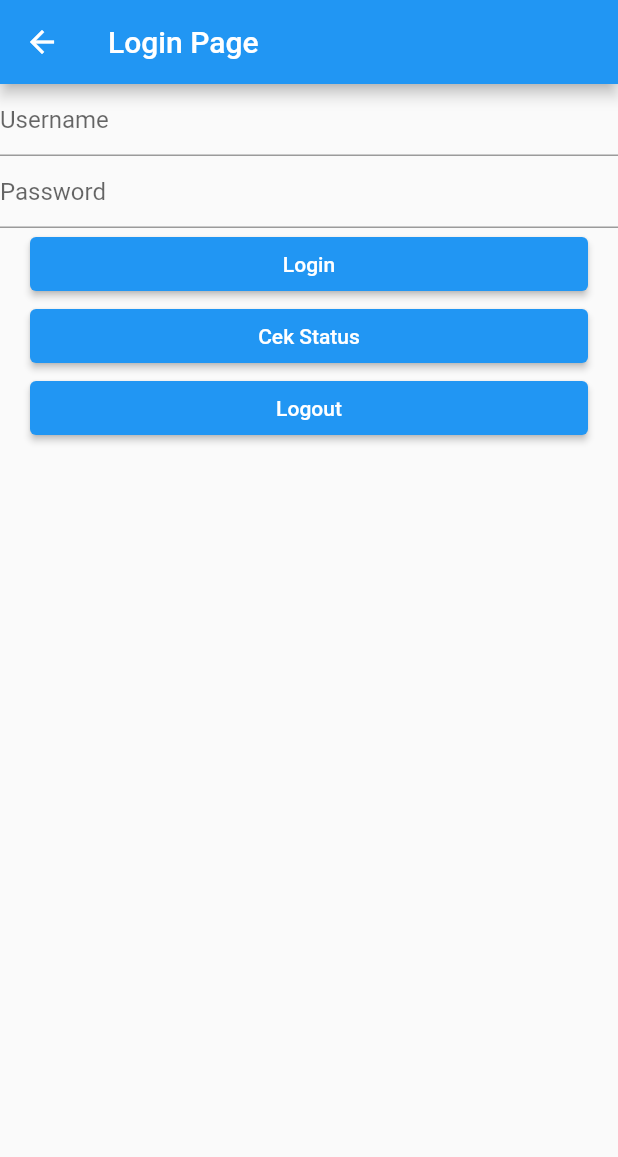
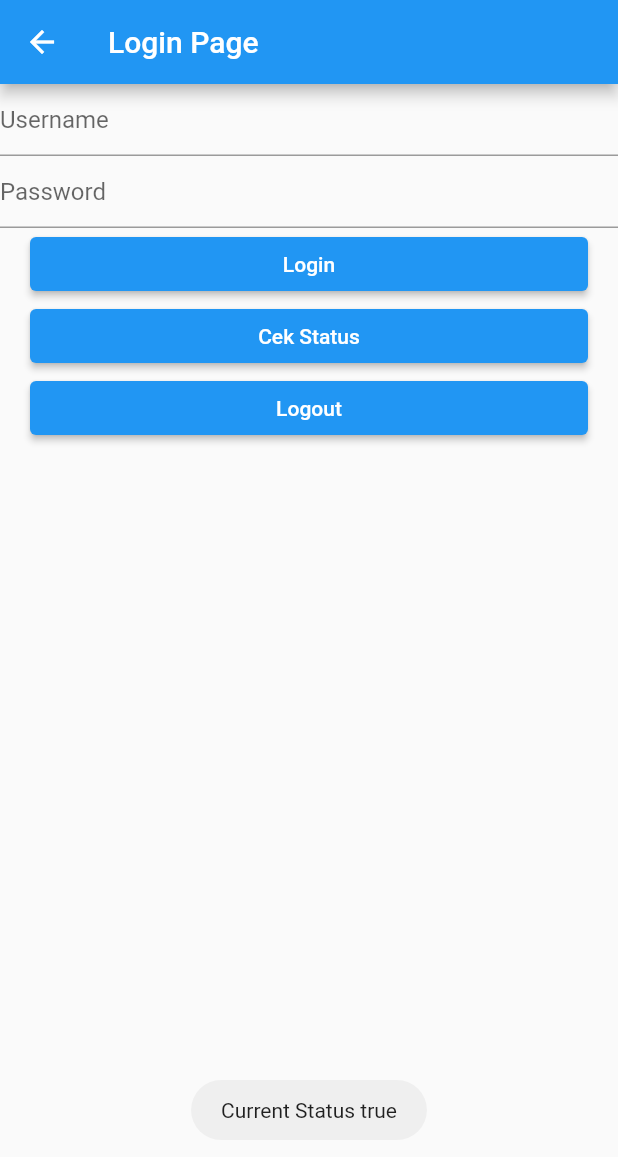
Before and after one commit to ekky2412/module_ifsi_flutter, a Flutter app: the PageLoginSharedPrefs screen opened directly, after a tap on "Cek Status", on a phone screen of 412 x 824 dp. Shown: the top 1157 px of the screen. Run offline on Flutter 3.47's test engine with Material 2 defaults, Android fonts, the phone set to English and light mode, and no system bars; our stand-ins replace fluttertoast, hive, hive_flutter, image_picker, shared_preferences; accounts and stored records are empty.

Commit message:
Add Toast into Shared Preferences Page

```diff
--- a/lib/feature/login_shared_prefs/page_login_shared_prefs.dart
+++ b/lib/feature/login_shared_prefs/page_login_shared_prefs.dart
@@ -1,5 +1,6 @@
 import 'package:flutter/material.dart';
 import 'package:flutter/widgets.dart';
+import 'package:fluttertoast/fluttertoast.dart';
 import 'package:module_ifsi_flutter/view/common_submit_button.dart';
 import 'package:shared_preferences/shared_preferences.dart';
 
@@ -82,7 +83,7 @@ class _PageLoginSharedPrefsState extends State<PageLoginSharedPrefs> {
     );
   }
 
-  void _processLogout() async{
+  void _processLogout() async {
     SharedPreferences getPreferences = await _prefs;
     await getPreferences.setBool("loginStatus", false);
   }
@@ -100,6 +101,13 @@ class _PageLoginSharedPrefsState extends State<PageLoginSharedPrefs> {
   void _processCheckStatus() async {
     SharedPreferences getPreferences = await _prefs;
     bool status = getPreferences.getBool("loginStatus") ?? false;
-    print("Current Status $status");
+    // print("Current Status $status");
+    showToast("Current Status $status",
+        duration: Toast.LENGTH_SHORT, gravity: ToastGravity.BOTTOM);
+  }
+
+  void showToast(String msg, {Toast? duration, ToastGravity? gravity}) {
+    Fluttertoast.showToast(
+        msg: msg, toastLength: duration, gravity: gravity );
   }
 }
--- a/pubspec.yaml
+++ b/pubspec.yaml
@@ -35,8 +35,8 @@ dependencies:
   http: 0.13.4
   hive: 2.0.5
   hive_flutter: 1.1.0
-  shared_preferences: ^2.0.12
-  fluttertoast: ^8.0.8
+  shared_preferences: 2.0.12
+  fluttertoast: 8.0.8
 
 
   # The following adds the Cupertino Icons font to your application.
```
